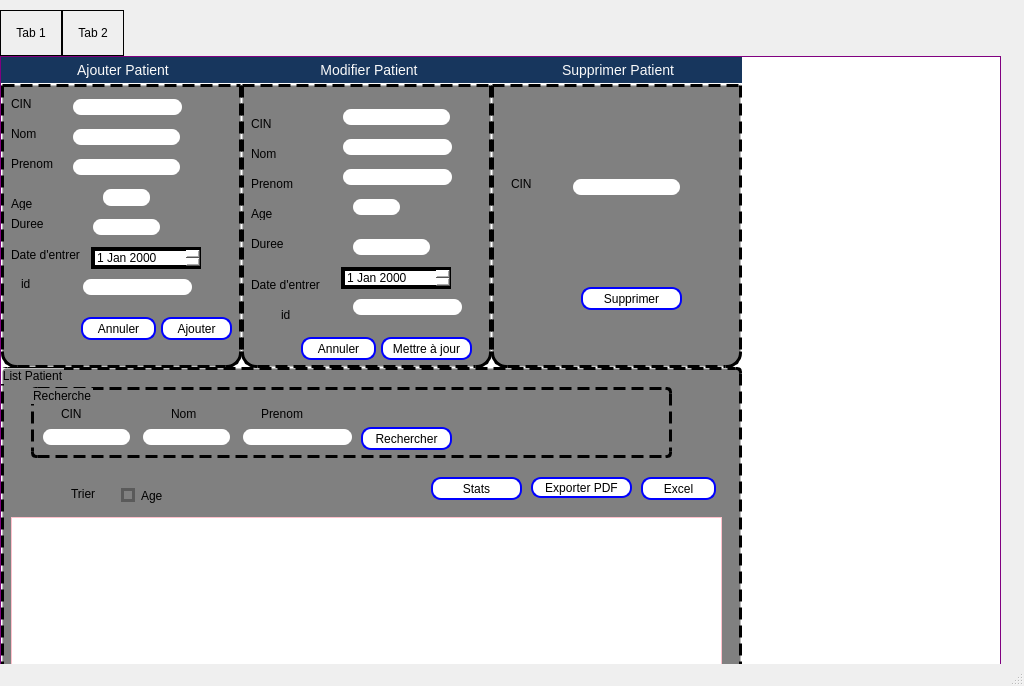
Old version of the form mainwindow.ui in the repository khalil-ch/E-Health_2A1.
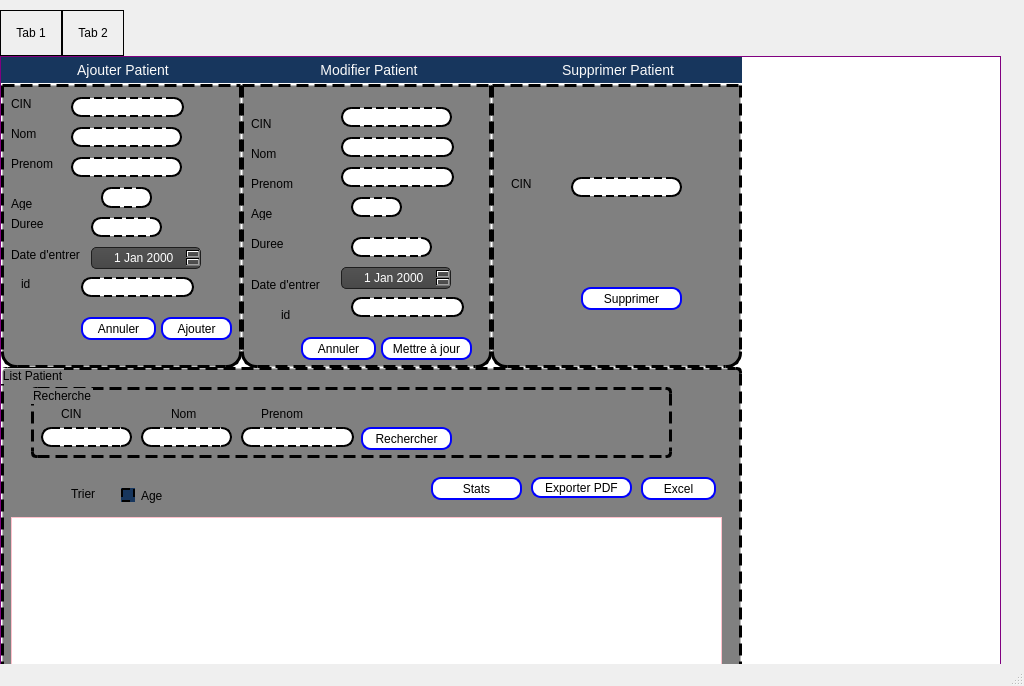
New version of the form. The open tabs and pages were chosen to show the change.

The edit to the form file:
```diff
--- a/mainwindow.ui
+++ b/mainwindow.ui
@@ -249,6 +249,8 @@
     padding: 0 8px;
     background: white;
     selection-background-color: darkgray;
+    border: 1.5px dashed black;
+
 }</string>
        </property>
       </widget>
@@ -268,6 +270,8 @@
     padding: 0 8px;
     background: white;
     selection-background-color: darkgray;
+    border: 1.5px dashed black;
+
 }</string>
        </property>
       </widget>
@@ -287,6 +291,8 @@
     padding: 0 8px;
     background: white;
     selection-background-color: darkgray;
+    border: 1.5px dashed black;
+
 }</string>
        </property>
       </widget>
@@ -306,6 +312,8 @@
     padding: 0 8px;
     background: white;
     selection-background-color: darkgray;
+    border: 1.5px dashed black;
+
 }</string>
        </property>
       </widget>
@@ -328,6 +336,16 @@
     border-width: 4px;
     border-color: rgb(0,0,0);
     spacing: 5px; 
+subcontrol-origin: padding;
+    subcontrol-position: top right;
+    selection-background-color: #111;
+    selection-color: yellow;
+    color: white;
+    background-color: QLinearGradient( x1: 0, y1: 0, x2: 0, y2: 1, stop: 0 #565656, stop: 0.1 #525252, stop: 0.5 #4e4e4e, stop: 0.9 #4a4a4a, stop: 1 #464646);
+    border-style: solid;
+    border: 1px solid #1e1e1e;
+    border-radius: 5;
+    padding: 1px 0px 1px 20px;
 }
 
 </string>
@@ -349,6 +367,8 @@
     padding: 0 8px;
     background: white;
     selection-background-color: darkgray;
+    border: 1.5px dashed black;
+
 }</string>
        </property>
       </widget>
@@ -381,6 +401,8 @@
     padding: 0 8px;
     background: white;
     selection-background-color: darkgray;
+    border: 1.5px dashed black;
+
 }</string>
        </property>
       </widget>
@@ -490,7 +512,9 @@
        <property name="styleSheet">
         <string notr="true">QCheckBox::indicator {
     border: 3px solid #5A5A5A;
-    background: none;
+    background-color: #FF17365D;
+    border: 1.5px dashed black;
+
 }</string>
        </property>
        <property name="text">
@@ -528,6 +552,8 @@
     padding: 0 8px;
     background: white;
     selection-background-color: darkgray;
+    border: 1.5px dashed black;
+
 }</string>
         </property>
        </widget>
@@ -596,6 +622,8 @@
     padding: 0 8px;
     background: white;
     selection-background-color: darkgray;
+    border: 1.5px dashed black;
+
 }</string>
         </property>
         <property name="text">
@@ -631,6 +659,8 @@
     padding: 0 8px;
     background: white;
     selection-background-color: darkgray;
+    border: 1.5px dashed black;
+
 }</string>
         </property>
        </widget>
@@ -853,6 +883,8 @@
     padding: 0 8px;
     background: white;
     selection-background-color: darkgray;
+    border: 1.5px dashed black;
+
 }</string>
        </property>
       </widget>
@@ -872,6 +904,8 @@
     padding: 0 8px;
     background: white;
     selection-background-color: darkgray;
+    border: 1.5px dashed black;
+
 }</string>
        </property>
       </widget>
@@ -891,6 +925,8 @@
     padding: 0 8px;
     background: white;
     selection-background-color: darkgray;
+    border: 1.5px dashed black;
+
 }</string>
        </property>
       </widget>
@@ -910,6 +946,8 @@
     padding: 0 8px;
     background: white;
     selection-background-color: darkgray;
+    border: 1.5px dashed black;
+
 }</string>
        </property>
       </widget>
@@ -929,6 +967,8 @@
     padding: 0 8px;
     background: white;
     selection-background-color: darkgray;
+    border: 1.5px dashed black;
+
 }</string>
        </property>
       </widget>
@@ -951,6 +991,16 @@
     border-width: 4px;
     border-color: rgb(0,0,0);
     spacing: 5px; 
+subcontrol-origin: padding;
+    subcontrol-position: top right;
+    selection-background-color: #111;
+    selection-color: yellow;
+    color: white;
+    background-color: QLinearGradient( x1: 0, y1: 0, x2: 0, y2: 1, stop: 0 #565656, stop: 0.1 #525252, stop: 0.5 #4e4e4e, stop: 0.9 #4a4a4a, stop: 1 #464646);
+    border-style: solid;
+    border: 1px solid #1e1e1e;
+    border-radius: 5;
+    padding: 1px 0px 1px 20px;
 }
 
 </string>
@@ -985,6 +1035,8 @@
     padding: 0 8px;
     background: white;
     selection-background-color: darkgray;
+    border: 1.5px dashed black;
+
 }</string>
        </property>
       </widget>
@@ -1078,6 +1130,8 @@
     padding: 0 8px;
     background: white;
     selection-background-color: darkgray;
+    border: 1.5px dashed black;
+
 }
 </string>
        </property>
```
Left out of the diff: 32 changed lines with no effect on the pictures.
